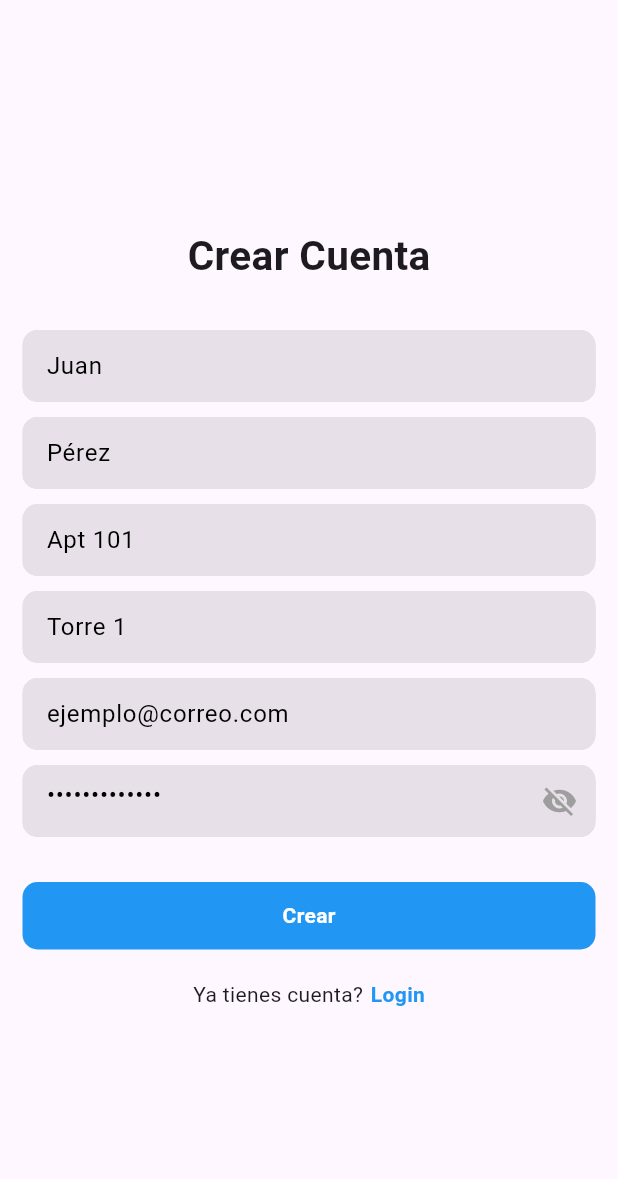
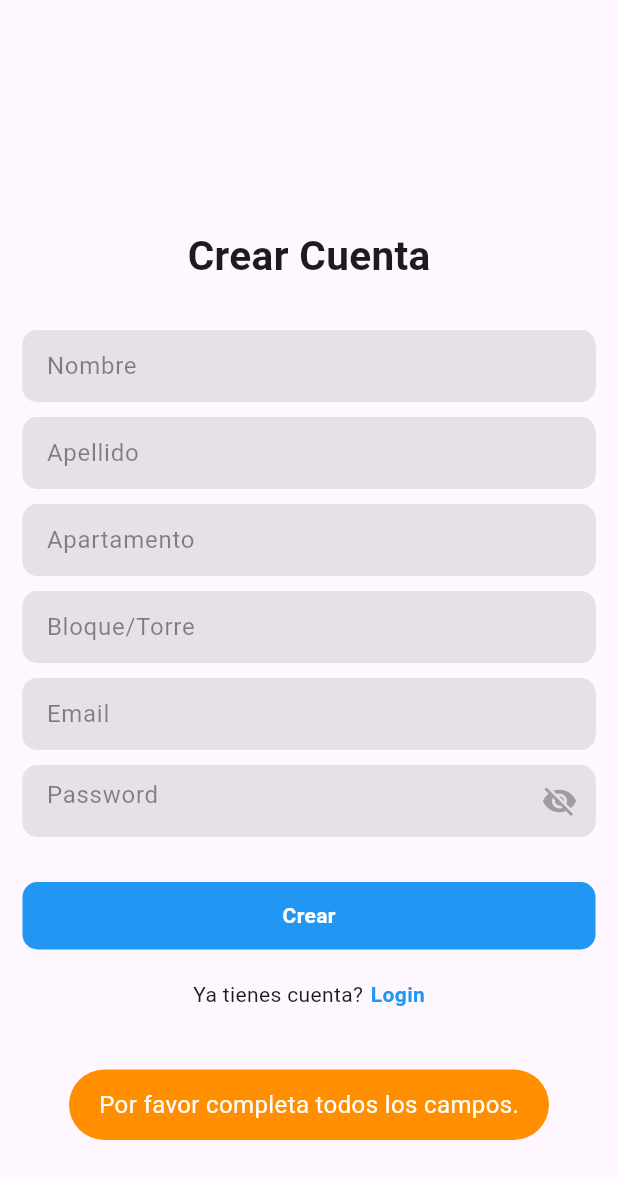
Before and after one commit to andrestejada/ucompensar-hibridas, a Flutter app: the SignUpScreen screen opened by its route, after a tap on "Crear", on a phone screen of 412 x 824 dp. Shown: the top 1179 px of the screen. Run offline on Flutter 3.47's test engine with Material 3 defaults, Android fonts, the phone set to English and light mode, and no system bars; our stand-ins replace cloud_firestore, firebase_auth, firebase_core, fluttertoast, go_router; accounts and stored records are empty.

Commit message:
eliminar campos hardcode

```diff
--- a/lib/screen/login_screen.dart
+++ b/lib/screen/login_screen.dart
@@ -14,10 +14,8 @@ class LoginScreen extends StatefulWidget {
 class _LoginScreenState extends State<LoginScreen> {
   FirebaseAuth _auth = FirebaseAuth.instance;
   bool _isSigning = false;
-  TextEditingController _emailController =
-      TextEditingController(text: "ejemplo@correo.com");
-  TextEditingController _passwordController =
-      TextEditingController(text: "Contraseña123");
+  TextEditingController _emailController = TextEditingController();
+  TextEditingController _passwordController = TextEditingController();
 
   void signIn() async {
     // Verificar si los campos están vacíos
--- a/lib/screen/sign_up_screen.dart
+++ b/lib/screen/sign_up_screen.dart
@@ -18,16 +18,16 @@ class _SignUpScreenState extends State<SignUpScreen> {
   FirebaseFirestore db = FirebaseFirestore.instance;
 
   TextEditingController _emailController =
-      TextEditingController(text: "ejemplo@correo.com");
+      TextEditingController();
   TextEditingController _passwordController =
-      TextEditingController(text: "Contraseña123");
-  TextEditingController _nameController = TextEditingController(text: "Juan");
+      TextEditingController();
+  TextEditingController _nameController = TextEditingController();
   TextEditingController _lastNameController =
-      TextEditingController(text: "Pérez");
+      TextEditingController();
   TextEditingController _apartmentController =
-      TextEditingController(text: "Apt 101");
+      TextEditingController();
   TextEditingController _blockController =
-      TextEditingController(text: "Torre 1");
+      TextEditingController();
 
   @override
   void dispose() {
--- a/lib/widgets/toast.dart
+++ b/lib/widgets/toast.dart
@@ -8,5 +8,5 @@ void showToast({required String message}) {
       gravity: ToastGravity.BOTTOM,
       timeInSecForIosWeb: 3,
       fontSize: 16.0,
-      backgroundColor: Colors.red);
+      backgroundColor: Colors.amber[800]);
 }
```
Also changed, not shown: lib/views/create_proposal_view.dart (+5 -5 lines).
